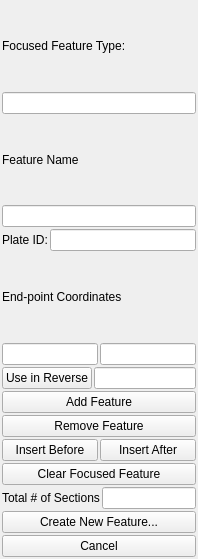
This is src/qt-widgets/PlateClosureWidgetUi.ui in GPlates/GPlates as Qt 5 draws it before an edit. The edited form follows.
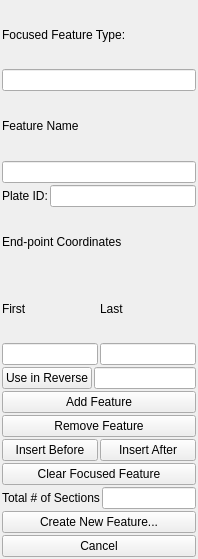
This is the edited form.

```diff
--- a/src/qt-widgets/PlateClosureWidgetUi.ui
+++ b/src/qt-widgets/PlateClosureWidgetUi.ui
@@ -81,14 +81,32 @@
      </property>
     </widget>
    </item>
+   <item>
+    <layout class="QHBoxLayout" name="horizontalLayout_9" >
+     <item>
+      <widget class="QLabel" name="label_2" >
+       <property name="text" >
+        <string>First</string>
+       </property>
+      </widget>
+     </item>
+     <item>
+      <widget class="QLabel" name="label" >
+       <property name="text" >
+        <string>Last</string>
+       </property>
+      </widget>
+     </item>
+    </layout>
+   </item>
    <item>
     <layout class="QHBoxLayout" name="horizontalLayout_4" >
-     <item>
-      <widget class="QLineEdit" name="lineedit_last" />
-     </item>
      <item>
       <widget class="QLineEdit" name="lineedit_first" />
      </item>
+     <item>
+      <widget class="QLineEdit" name="lineedit_last" />
+     </item>
     </layout>
    </item>
    <item>
```
